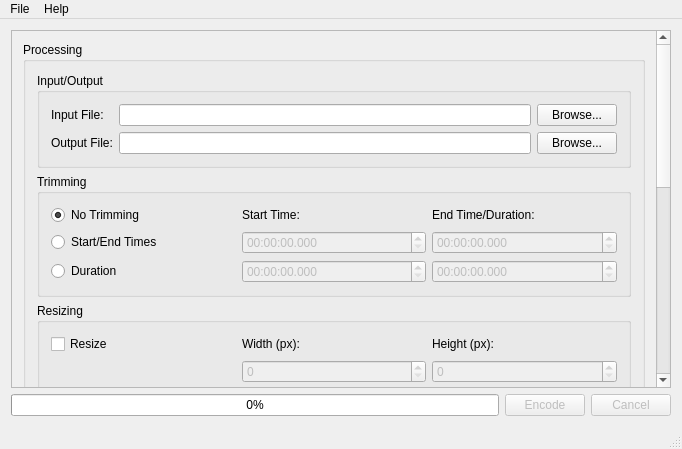
Before: the Qt Designer form mainwindow.ui in rzumer/Webbum, drawn with Qt 5.
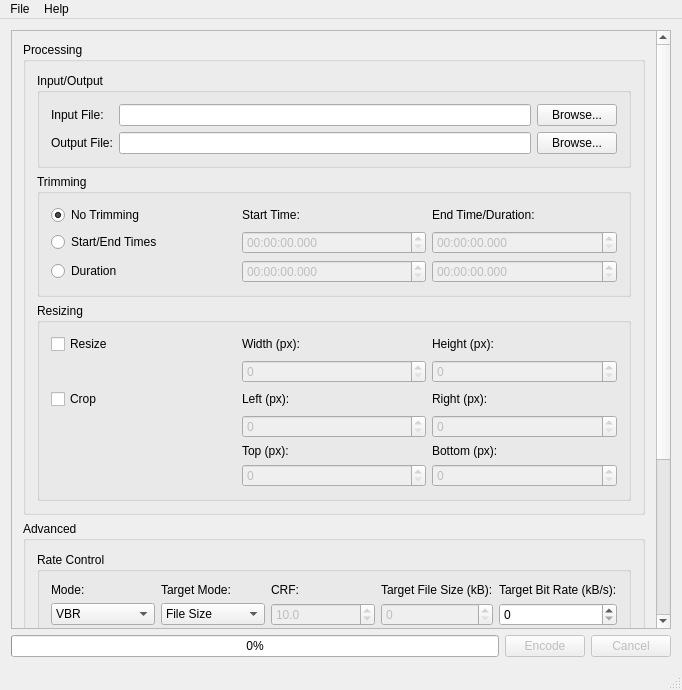
After: the same form once the commit is applied.

Commit message:
Use signals/slots for some UI components; raise max ComboBox values
Done for checkbox + radio buttons and associated line edits.

What changed in the file:
```diff
--- a/mainwindow.ui
+++ b/mainwindow.ui
@@ -7,7 +7,7 @@
     <x>0</x>
     <y>0</y>
     <width>682</width>
-    <height>449</height>
+    <height>690</height>
    </rect>
   </property>
   <property name="windowTitle">
@@ -69,7 +69,7 @@
        <property name="geometry">
         <rect>
          <x>0</x>
-         <y>-328</y>
+         <y>0</y>
          <width>645</width>
          <height>687</height>
         </rect>
@@ -242,6 +242,9 @@
                 <property name="enabled">
                  <bool>false</bool>
                 </property>
+                <property name="maximum">
+                 <number>9999</number>
+                </property>
                </widget>
               </item>
               <item row="4" column="2">
@@ -249,6 +252,9 @@
                 <property name="enabled">
                  <bool>false</bool>
                 </property>
+                <property name="maximum">
+                 <number>9999</number>
+                </property>
                </widget>
               </item>
               <item row="4" column="1">
@@ -256,6 +262,9 @@
                 <property name="enabled">
                  <bool>false</bool>
                 </property>
+                <property name="maximum">
+                 <number>9999</number>
+                </property>
                </widget>
               </item>
               <item row="6" column="1">
@@ -263,6 +272,9 @@
                 <property name="enabled">
                  <bool>false</bool>
                 </property>
+                <property name="maximum">
+                 <number>9999</number>
+                </property>
                </widget>
               </item>
               <item row="3" column="2">
@@ -361,6 +373,15 @@
                 <property name="decimals">
                  <number>1</number>
                 </property>
+                <property name="minimum">
+                 <double>4.000000000000000</double>
+                </property>
+                <property name="maximum">
+                 <double>63.000000000000000</double>
+                </property>
+                <property name="value">
+                 <double>10.000000000000000</double>
+                </property>
                </widget>
               </item>
               <item row="0" column="2">
@@ -442,10 +463,23 @@
                 <property name="enabled">
                  <bool>false</bool>
                 </property>
+                <property name="minimum">
+                 <number>0</number>
+                </property>
+                <property name="maximum">
+                 <number>9999999</number>
+                </property>
+                <property name="value">
+                 <number>0</number>
+                </property>
                </widget>
               </item>
               <item row="1" column="4">
-               <widget class="QSpinBox" name="rateTargetBitRateSpinBox"/>
+               <widget class="QSpinBox" name="rateTargetBitRateSpinBox">
+                <property name="maximum">
+                 <number>99999</number>
+                </property>
+               </widget>
               </item>
              </layout>
             </widget>
```
Left out of the diff: 202 changed lines with no effect on the pictures. The commit also changes 3 other files.
